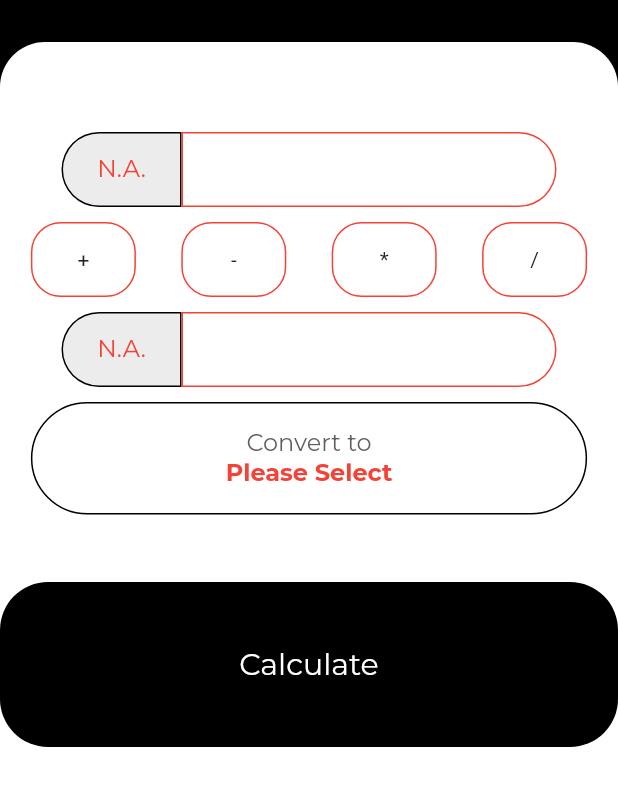
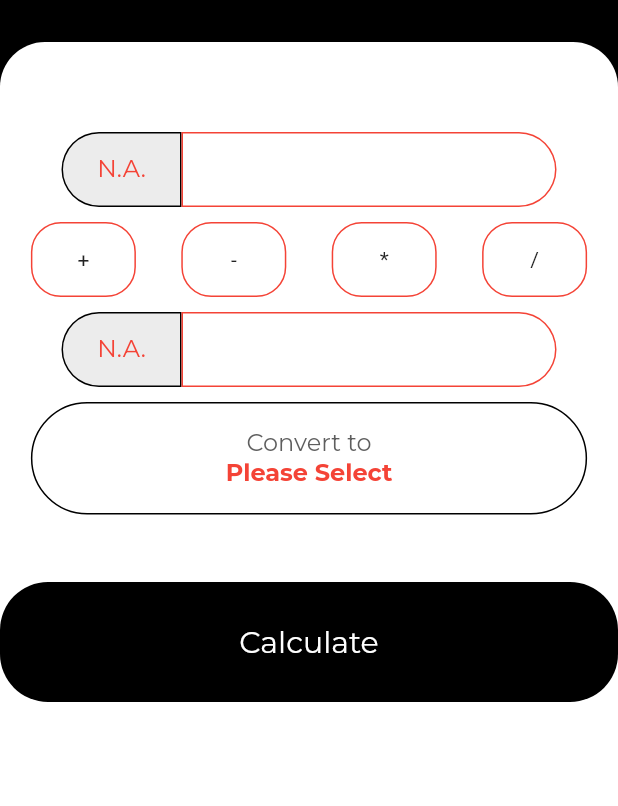
Before and after one commit to srujanmhase/cashcalci, a Flutter app: the screen it shows after launch, after a tap on "Calculate", on a phone screen of 412 x 824 dp, the part 153-959 px from its top. Run offline on Flutter 3.47's test engine with Material 2 defaults, Android fonts, the phone set to English and light mode, and no system bars; our stand-ins replace bloc, dio, flutter_bloc, freezed_annotation, google_fonts, hive_flutter; accounts and stored records are empty; generated files the repository leaves out were written again.

Commit message:
display necessary data

```diff
--- a/lib/app/view/home.dart
+++ b/lib/app/view/home.dart
@@ -134,7 +134,6 @@ class _HomePageState extends State<HomePage> {
                                         border: InputBorder.none,
                                       ),
                                       onChanged: (value) {
-                                        print(value);
                                         context
                                             .read<AppCubit>()
                                             .setFirstInputValue(
@@ -399,15 +398,13 @@ class _HomePageState extends State<HomePage> {
                           if (state.calculating) return;
                           if (state.calculationResult != null ||
                               state.error != null) {
-                            print('reseting');
                             context.read<AppCubit>().reset();
                           } else {
-                            print('calc');
                             context.read<AppCubit>().calculate();
                           }
                         },
                         child: Container(
-                          height: 110,
+                          height: 80,
                           width: MediaQuery.of(context).size.width,
                           decoration: BoxDecoration(
                             color: Colors.black,
@@ -438,6 +435,7 @@ class _HomePageState extends State<HomePage> {
                         state.error ?? '',
                         textAlign: TextAlign.center,
                       ),
+                      Text(state.offline ? 'Cached result' : ''),
                     ],
                   );
                 },
```
